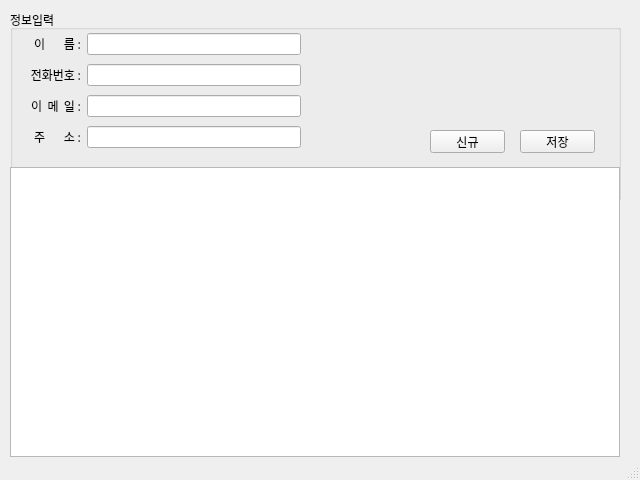
First picture: the form in part1/studyPyQt/addressBook.ui, repository JuHyunLee99/miniprojects, before the edit.
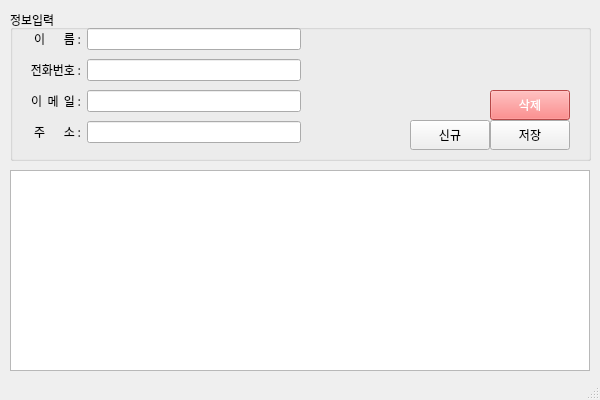
Second picture: the form after the edit.

What changed in the file:
```diff
--- a/part1/studyPyQt/addressBook.ui
+++ b/part1/studyPyQt/addressBook.ui
@@ -6,10 +6,28 @@
    <rect>
     <x>0</x>
     <y>0</y>
-    <width>640</width>
-    <height>480</height>
+    <width>600</width>
+    <height>400</height>
    </rect>
   </property>
+  <property name="sizePolicy">
+   <sizepolicy hsizetype="Fixed" vsizetype="Fixed">
+    <horstretch>0</horstretch>
+    <verstretch>0</verstretch>
+   </sizepolicy>
+  </property>
+  <property name="minimumSize">
+   <size>
+    <width>600</width>
+    <height>400</height>
+   </size>
+  </property>
+  <property name="maximumSize">
+   <size>
+    <width>600</width>
+    <height>400</height>
+   </size>
+  </property>
   <property name="windowTitle">
    <string>MainWindow</string>
   </property>
@@ -19,8 +37,8 @@
      <rect>
       <x>10</x>
       <y>10</y>
-      <width>611</width>
-      <height>190</height>
+      <width>581</width>
+      <height>151</height>
      </rect>
     </property>
     <layout class="QVBoxLayout" name="verticalLayout">
@@ -32,10 +50,10 @@
        <widget class="QPushButton" name="pushButton">
         <property name="geometry">
          <rect>
-          <x>420</x>
-          <y>120</y>
-          <width>75</width>
-          <height>23</height>
+          <x>400</x>
+          <y>110</y>
+          <width>80</width>
+          <height>30</height>
          </rect>
         </property>
         <property name="text">
@@ -45,21 +63,21 @@
        <widget class="QPushButton" name="pushButton_2">
         <property name="geometry">
          <rect>
-          <x>510</x>
-          <y>120</y>
-          <width>75</width>
-          <height>23</height>
+          <x>480</x>
+          <y>110</y>
+          <width>80</width>
+          <height>30</height>
          </rect>
         </property>
         <property name="text">
          <string>저장</string>
         </property>
        </widget>
-       <widget class="QWidget" name="">
+       <widget class="QWidget" name="layoutWidget">
         <property name="geometry">
          <rect>
           <x>20</x>
-          <y>20</y>
+          <y>15</y>
           <width>271</width>
           <height>121</height>
          </rect>
@@ -156,6 +174,23 @@
          </item>
         </layout>
        </widget>
+       <widget class="QPushButton" name="btnDel">
+        <property name="geometry">
+         <rect>
+          <x>480</x>
+          <y>80</y>
+          <width>80</width>
+          <height>30</height>
+         </rect>
+        </property>
+        <property name="styleSheet">
+         <string notr="true">background-color: rgb(255, 100, 100);
+color: rgb(255,255,255);</string>
+        </property>
+        <property name="text">
+         <string>삭제</string>
+        </property>
+       </widget>
       </widget>
      </item>
     </layout>
@@ -164,14 +199,14 @@
     <property name="geometry">
      <rect>
       <x>10</x>
-      <y>167</y>
-      <width>610</width>
-      <height>290</height>
+      <y>170</y>
+      <width>580</width>
+      <height>201</height>
      </rect>
     </property>
     <layout class="QVBoxLayout" name="verticalLayout_2">
      <item>
-      <widget class="QTableView" name="tblAddress"/>
+      <widget class="QTableWidget" name="tblAddress"/>
      </item>
     </layout>
    </widget>
```
Left out of the diff: 10 changed lines with no effect on the pictures.
